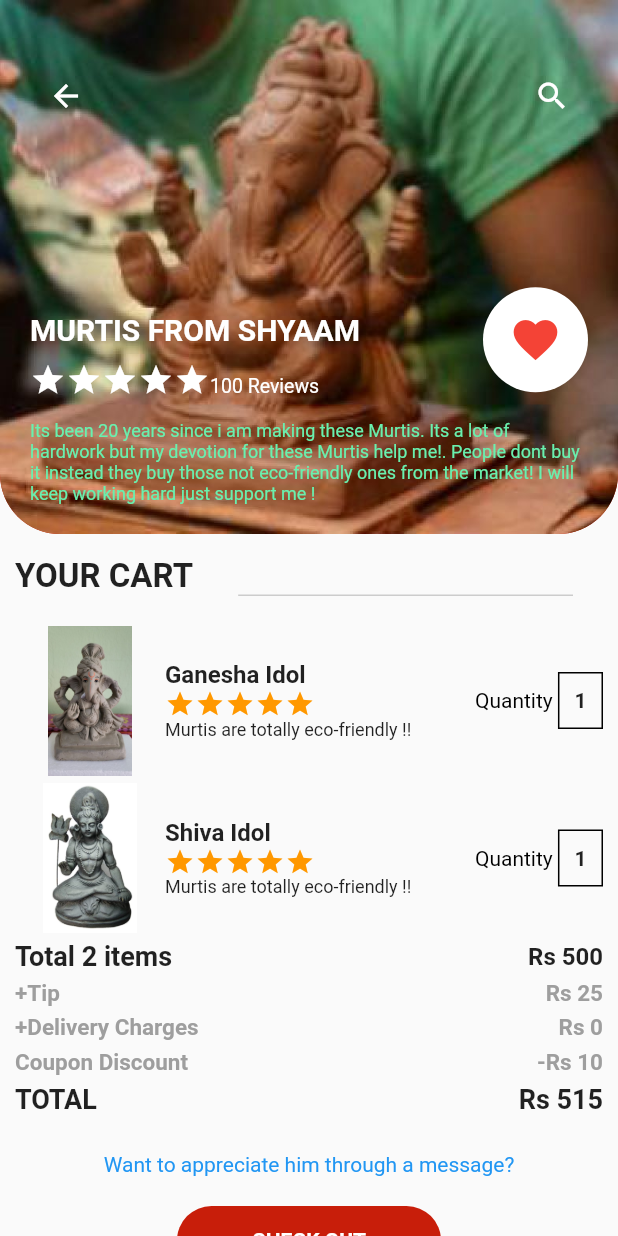
After one commit to ShreyaSinha2610/Loc_fest, a Flutter app: the productsPage screen opened directly, after a tap on "CART", on a phone screen of 412 x 824 dp. The commit adds this screen. Run offline on Flutter 3.47's test engine with Material 2 defaults, Android fonts, the phone set to English and light mode, and no system bars.

Commit message:
new commit

```diff
--- /dev/null
+++ b/lib/CartPage.dart
@@ -0,0 +1,307 @@
+import 'package:flutter/material.dart';
+import 'package:loc_fest/Style.dart';
+import 'package:loc_fest/SuccessPage.dart';
+class CartPage extends StatelessWidget {
+  const CartPage({Key? key}) : super(key: key);
+
+  @override
+  Widget build(BuildContext context) {
+    return MaterialApp(
+      debugShowCheckedModeBanner: false,
+      home: cartPage(),
+    );
+  }
+}
+
+class cartPage extends StatefulWidget {
+  const cartPage({Key? key}) : super(key: key);
+
+  @override
+  _cartPageState createState() => _cartPageState();
+}
+
+class _cartPageState extends State<cartPage> {
+  @override
+  Widget build(BuildContext context) {
+    return Scaffold(
+      body: SingleChildScrollView(
+        child: Container(
+          child: Column(
+            crossAxisAlignment: CrossAxisAlignment.start,
+            children: [
+              Container(
+                padding: EdgeInsets.all(20),
+                decoration: BoxDecoration(
+                    color: pink,
+                    image: DecorationImage(
+                        image: AssetImage("asset/images/murti3.jpg"),
+                        fit: BoxFit.cover
+                    ),
+                    borderRadius: BorderRadius.only(bottomLeft: Radius.circular(40), bottomRight: Radius.circular(40))
+                ),
+                child: Column(
+                  crossAxisAlignment: CrossAxisAlignment.start,
+                  children: [
+                    SizedBox(height: 20,),
+                    Row(
+                      mainAxisAlignment: MainAxisAlignment.spaceBetween,
+                      children: [
+                        IconButton(
+                          icon: Icon(Icons.arrow_back, color: Colors.white,), onPressed: () {  },
+                        ),
+                        IconButton(
+                          icon: Icon(Icons.search, color: Colors.white,), onPressed: () {  },
+                        ),
+                      ],
+                    ),
+                    SizedBox(height: 100,),
+                    Row(
+                      mainAxisAlignment: MainAxisAlignment.spaceBetween,
+                      children: [
+                        Column(
+                          crossAxisAlignment: CrossAxisAlignment.start,
+                          children: [
+                            SizedBox(height: 20,),
+                            Text("MURTIS FROM SHYAAM", style: TextStyle(
+                              color: Colors.white,
+                              fontWeight: FontWeight.w700,
+                              fontSize: 20,
+                            ),),
+                            SizedBox(height: 10,),
+                            Row(
+                              crossAxisAlignment: CrossAxisAlignment.end,
+                              children: [
+                                Icon(Icons.star, color: Colors.white,),
+                                Icon(Icons.star, color: Colors.white,),
+                                Icon(Icons.star, color: Colors.white,),
+                                Icon(Icons.star, color: Colors.white,),
+                                Icon(Icons.star, color: Colors.white,),
+                                Text("100 Reviews", style: TextStyle(
+                                  color: Colors.white,
+                                  fontSize: 13,
+                                ),)
+
+                              ],
+                            )
+                          ],
+                        ),
+                        Container(
+                          height: 70,
+                          width: 70,
+                          decoration: BoxDecoration(
+                            shape: BoxShape.circle,
+                            color: Colors.white,
+                          ),
+                          child: Center(
+                            child: Icon(Icons.favorite, color: Colors.red, size: 35,),
+                          ),
+                        )
+                      ],
+                    ),
+                    SizedBox(height: 15,),
+                    Text("Its been 20 years since i am making these Murtis. Its a lot of hardwork but my devotion for these Murtis help me!. People dont buy it instead they buy those not eco-friendly ones from the market! I will keep working hard just support me !", style: TextStyle(
+                      color: Colors.greenAccent,
+                      fontSize: 12,
+                    ),)
+
+                  ],
+                ),
+              ),
+              SizedBox(height: 15,),
+              Container(
+                padding: EdgeInsets.symmetric(horizontal: 10),
+                child: Column(
+                  children: [
+                    Row(
+                      crossAxisAlignment: CrossAxisAlignment.end,
+                      children: [
+                        Text("YOUR CART", style: TextStyle(
+                          fontSize: 22,
+                          fontWeight: FontWeight.w700,
+                        ),),
+                        SizedBox(width: 10,),
+                        Expanded(
+                          child: Container(
+                            margin: EdgeInsets.symmetric(horizontal: 20),
+                            height: 0.5,
+                            color: Colors.grey,
+                          ),
+                        )
+                      ],
+                    ),
+                    SizedBox(height: 20,),
+                    productsWidget("ganesha.jpeg", "Ganesha Idol"),
+                    SizedBox(height: 5,),
+                    productsWidget("idol1.jpg", "Shiva Idol"),
+                    SizedBox(height: 5,),
+                    Row(
+                      mainAxisAlignment: MainAxisAlignment.spaceBetween,
+                      children: [
+                        Text("Total 2 items", style: TextStyle(
+                          fontWeight: FontWeight.w700,
+                          fontSize: 18
+                        ),),
+                        Text("\Rs 500", style: TextStyle(
+                            fontWeight: FontWeight.w700,
+                            fontSize: 16
+                        ),)
+                      ],
+                    ),
+                    SizedBox(height: 5,),
+                    Row(
+                      mainAxisAlignment: MainAxisAlignment.spaceBetween,
+                      children: [
+                        Text("+Tip", style: TextStyle(
+                          fontWeight: FontWeight.w600,
+                          fontSize: 15,
+                          color: Colors.grey
+                        ),),
+                        Text("\Rs 25", style: TextStyle(
+                            fontWeight: FontWeight.w600,
+                            fontSize: 15,
+                            color: Colors.grey
+                        ),),
+                      ],
+                    ),
+                    SizedBox(height: 5,),
+
+                    Row(
+                      mainAxisAlignment: MainAxisAlignment.spaceBetween,
+                      children: [
+                        Text("+Delivery Charges", style: TextStyle(
+                            fontWeight: FontWeight.w600,
+                            fontSize: 15,
+                            color: Colors.grey
+                        ),),
+                        Text("\Rs 0", style: TextStyle(
+                            fontWeight: FontWeight.w600,
+                            fontSize: 15,
+                            color: Colors.grey
+                        ),),
+                      ],
+                    ),
+                    SizedBox(height: 5,),
+
+                    Row(
+                      mainAxisAlignment: MainAxisAlignment.spaceBetween,
+                      children: [
+                        Text("Coupon Discount", style: TextStyle(
+                            fontWeight: FontWeight.w600,
+                            fontSize: 15,
+                            color: Colors.grey
+                        ),),
+                        Text("-\Rs 10", style: TextStyle(
+                            fontWeight: FontWeight.w600,
+                            fontSize: 15,
+                            color: Colors.grey
+                        ),),
+                      ],
+                    ),
+                    SizedBox(height: 5,),
+
+                    Row(
+                      mainAxisAlignment: MainAxisAlignment.spaceBetween,
+                      children: [
+                        Text("TOTAL", style: TextStyle(
+                            fontWeight: FontWeight.w700,
+                            fontSize: 18,
+                        ),),
+                        Text("\Rs 515", style: TextStyle(
+                            fontWeight: FontWeight.w600,
+                            fontSize: 18,
+                        ),),
+                      ],
+                    ),
+                    SizedBox(height: 25,),
+                    Text("Want to appreciate him through a message?", style: TextStyle(
+                      color: Colors.blue
+                    ),),
+                    SizedBox(height: 20,),
+                    InkWell(
+                      onTap: openSuccessPage,
+                      child: Container(
+                        padding: EdgeInsets.symmetric(vertical: 15, horizontal: 50),
+                        decoration: BoxDecoration(
+                          borderRadius: BorderRadius.all(Radius.circular(40)),
+                          color: pink,
+                        ),
+                        child: Text("CHECK OUT", style: TextStyle(
+                          color: Colors.white,
+                          fontWeight: FontWeight.w700
+                        ),),
+                      ),
+                    )
+                  ],
+                ),
+              )
+            ],
+          ),
+        ),
+      ),
+    );
+  }
+  Row productsWidget(String img, String name) {
+    return Row(
+      children: [
+        Container(
+          height: 100,
+          width: 100,
+          decoration: BoxDecoration(
+              image: DecorationImage(
+                  image: AssetImage("asset/images/$img")
+              )
+          ),
+        ),
+        Expanded(
+          child: Column(
+            crossAxisAlignment: CrossAxisAlignment.start,
+            children: [
+              Text("$name", style: TextStyle(
+                  fontSize: 16,
+                  fontWeight: FontWeight.w600
+              ),),
+              Row(
+                children: [
+                  Icon(Icons.star, size: 20, color: Colors.orange,),
+                  Icon(Icons.star, size: 20, color: Colors.orange,),
+                  Icon(Icons.star, size: 20, color: Colors.orange,),
+                  Icon(Icons.star, size: 20, color: Colors.orange,),
+                  Icon(Icons.star, size: 20, color: Colors.orange,),
+                ],
+              ),
+              Text(
+                "Murtis are totally eco-friendly !!",
+                style: TextStyle(
+                  fontSize: 12,
+                ),),
+
+            ],
+          ),
+        ),
+        SizedBox(width: 10,),
+        Row(
+          children: [
+            Text("Quantity ", style: TextStyle(
+              fontSize: 14,
+              color: Colors.black
+            ),),
+            Container(
+              padding: EdgeInsets.symmetric(horizontal: 10, vertical: 10),
+              decoration: BoxDecoration(
+                  border: Border.all(color: Colors.black),
+              ),
+              child: Text("1", style: TextStyle(
+                  fontSize: 14,
+                  fontWeight: FontWeight.w700
+              ),),
+            ),
+          ],
+        )
+      ],
+    );
+  }
+  void openSuccessPage()
+  {
+    Navigator.push(context, MaterialPageRoute(builder: (context)=>SuccessPage()));
+  }
+}
--- a/lib/ProductsPage.dart
+++ b/lib/ProductsPage.dart
@@ -1,5 +1,6 @@
 import 'package:flutter/cupertino.dart';
 import 'package:flutter/material.dart';
+import 'package:loc_fest/CartPage.dart';
 import 'package:loc_fest/Style.dart';
 class ProductsPage extends StatelessWidget {
   const ProductsPage({Key? key}) : super(key: key);
@@ -174,6 +175,53 @@ class _productsPageState extends State<productsPage> {
                 ],
               ),
             ),
+          ),
+          Positioned(
+            bottom: 30,
+            left: 0,
+            right: 0,
+            child: Container(
+              child: Row(
+                mainAxisAlignment: MainAxisAlignment.center,
+                children: [
+                  Column(
+                    children: [
+                      InkWell(
+                        onTap: openCartPage,
+                        child: Container(
+                          padding: EdgeInsets.symmetric(horizontal: 30, vertical: 10),
+                          decoration: BoxDecoration(
+                            borderRadius: BorderRadius.all(Radius.circular(25)),
+                            color: pink
+                          ),
+                          child: Center(
+                            child: Row(
+                              mainAxisAlignment: MainAxisAlignment.center,
+                              children: [
+                                Icon(Icons.add_shopping_cart, color: Colors.white, size: 18,),
+                                Text("CART", style: TextStyle(
+                                  color: Colors.white,
+                                  fontSize: 13,
+                                  fontWeight: FontWeight.w700
+                                ),)
+                              ],
+                            ),
+                          ),
+                        ),
+                      ),
+                      Container(
+                        padding: EdgeInsets.symmetric(horizontal: 45, vertical: 5),
+                        margin: EdgeInsets.symmetric(horizontal: 10),
+                        decoration: BoxDecoration(
+                          borderRadius: BorderRadius.only(bottomRight: Radius.circular(20), bottomLeft: Radius.circular(20)),
+                          color: pink.withOpacity(0.6)
+                        ),
+                      )
+                    ],
+                  )
+                ],
+              ),
+            ),
           )
         ],
       ),
@@ -279,4 +327,8 @@ class _productsPageState extends State<productsPage> {
       ],
     );
   }
+  void openCartPage()
+  {
+    Navigator.push(context, MaterialPageRoute(builder: (context)=>CartPage()));
+  }
 }
--- /dev/null
+++ b/lib/SuccessPage.dart
@@ -0,0 +1,135 @@
+import 'package:flutter/material.dart';
+import 'package:loc_fest/Style.dart';
+class SuccessPage extends StatelessWidget {
+  const SuccessPage({Key? key}) : super(key: key);
+
+  @override
+  Widget build(BuildContext context) {
+    return MaterialApp(
+      home: successPage(),
+      debugShowCheckedModeBanner: false,
+      theme: ThemeData(
+        fontFamily: "mont"
+      ),
+    );
+  }
+}
+
+class successPage extends StatefulWidget {
+  const successPage({Key? key}) : super(key: key);
+
+  @override
+  _successPageState createState() => _successPageState();
+}
+
+class _successPageState extends State<successPage> {
+  @override
+  Widget build(BuildContext context) {
+    return Scaffold(
+      body: Container(
+        child: Column(
+          crossAxisAlignment: CrossAxisAlignment.start,
+          children: [
+            Container(
+              padding: EdgeInsets.all(20),
+              decoration: BoxDecoration(
+                  color: pink,
+                  image: DecorationImage(
+                      image: AssetImage("asset/images/murti3.jpg"),
+                      fit: BoxFit.cover
+                  ),
+                  borderRadius: BorderRadius.only(bottomLeft: Radius.circular(40), bottomRight: Radius.circular(40))
+              ),
+              child: Column(
+                crossAxisAlignment: CrossAxisAlignment.start,
+                children: [
+                  SizedBox(height: 20,),
+                  Row(
+                    mainAxisAlignment: MainAxisAlignment.spaceBetween,
+                    children: [
+                      IconButton(
+                        icon: Icon(Icons.arrow_back, color: Colors.white,), onPressed: () {  },
+                      ),
+                      IconButton(
+                        icon: Icon(Icons.search, color: Colors.white,), onPressed: () {  },
+                      ),
+                    ],
+                  ),
+                  SizedBox(height: 100,),
+                  Row(
+                    mainAxisAlignment: MainAxisAlignment.spaceBetween,
+                    children: [
+                      Column(
+                        crossAxisAlignment: CrossAxisAlignment.start,
+                        children: [
+                          SizedBox(height: 20,),
+                          Text("MURTIS FROM SHYAAM", style: TextStyle(
+                            color: Colors.white,
+                            fontWeight: FontWeight.w700,
+                            fontSize: 20,
+                          ),),
+                          SizedBox(height: 10,),
+                          Row(
+                            crossAxisAlignment: CrossAxisAlignment.end,
+                            children: [
+                              Icon(Icons.star, color: Colors.white,),
+                              Icon(Icons.star, color: Colors.white,),
+                              Icon(Icons.star, color: Colors.white,),
+                              Icon(Icons.star, color: Colors.white,),
+                              Icon(Icons.star, color: Colors.white,),
+                              Text("100 Reviews", style: TextStyle(
+                                color: Colors.white,
+                                fontSize: 13,
+                              ),)
+
+                            ],
+                          )
+                        ],
+                      ),
+                      Container(
+                        height: 70,
+                        width: 70,
+                        decoration: BoxDecoration(
+                          shape: BoxShape.circle,
+                          color: Colors.white,
+                        ),
+                        child: Center(
+                          child: Icon(Icons.favorite, color: Colors.red, size: 35,),
+                        ),
+                      )
+                    ],
+                  ),
+
+
+                ],
+              ),
+            ),
+            Expanded(
+              child: Column(
+                mainAxisAlignment: MainAxisAlignment.center,
+                crossAxisAlignment: CrossAxisAlignment.center,
+                children: [
+                  Icon(Icons.check_circle,
+                  color: pink,
+                  size: 200,),
+                  SizedBox(height: 20,),
+                  Row(
+                    mainAxisAlignment: MainAxisAlignment.center,
+                    children: [
+                      Text("Done!!, Amazing Murtis on the way!", style: TextStyle(
+                        color: pink,
+                        fontSize: 20,
+                        fontWeight: FontWeight.w700
+                      ),)
+                    ],
+                  )
+                ],
+              ),
+            )
+
+          ],
+        ),
+      ),
+    );
+  }
+}
```
